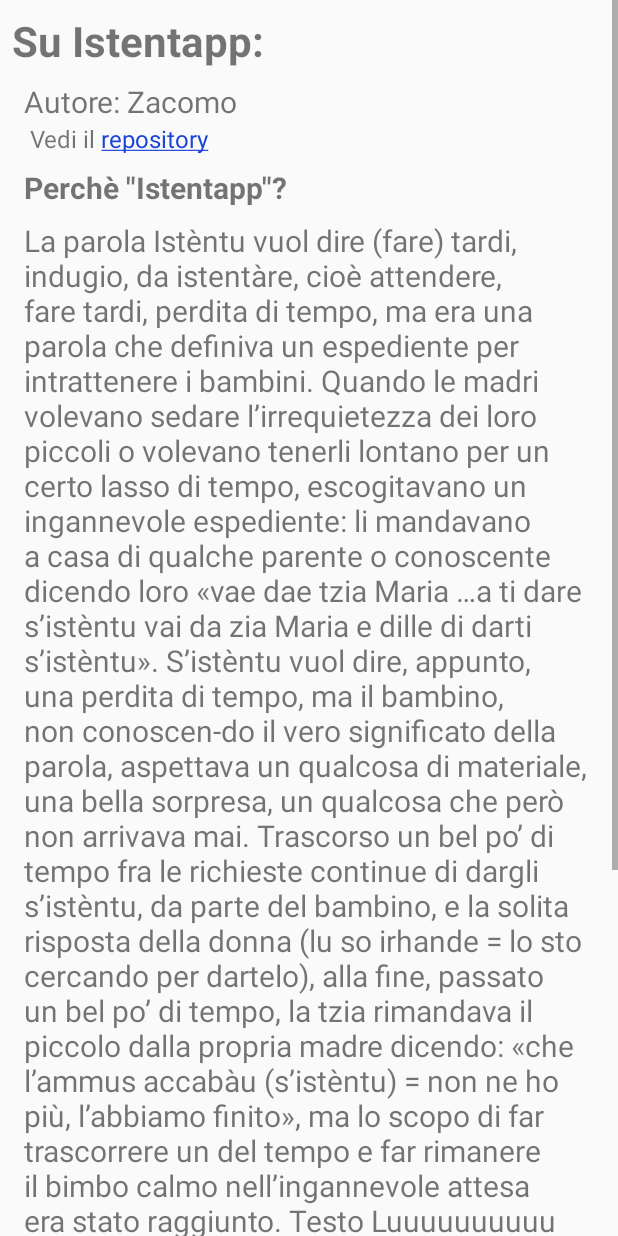
After one commit to Zacomo/Istentu, an Android app: the InfoActivity screen opened directly, with no data from a screen before it, on a phone screen of 412 x 824 dp. The commit adds this screen. Run offline under Robolectric (Android 15) with nearby library versions, the phone set to English and light mode, and no system bars.

Commit message:
Aggiunta sezione info con annessa activity.

```diff
--- a/app/src/main/AndroidManifest.xml
+++ b/app/src/main/AndroidManifest.xml
@@ -10,7 +10,8 @@
         android:roundIcon="@mipmap/ic_launcher_round"
         android:supportsRtl="true"
         android:theme="@style/AppTheme">
-        <activity android:name=".UsageGraphActivity"></activity>
+        <activity android:name=".InfoActivity"></activity>
+        <activity android:name=".UsageGraphActivity" />
         <activity
             android:name=".PostponeTaskActivity"
             android:excludeFromRecents="true"
--- /dev/null
+++ b/app/src/main/java/com/zacomo/istentu/InfoActivity.java
@@ -0,0 +1,21 @@
+package com.zacomo.istentu;
+
+import androidx.appcompat.app.AppCompatActivity;
+
+import android.os.Bundle;
+import android.text.method.LinkMovementMethod;
+import android.text.method.ScrollingMovementMethod;
+import android.widget.TextView;
+
+public class InfoActivity extends AppCompatActivity {
+
+    private TextView repository;
+
+    @Override
+    protected void onCreate(Bundle savedInstanceState) {
+        super.onCreate(savedInstanceState);
+        setContentView(R.layout.activity_info);
+        repository = findViewById(R.id.infoActivityRepository);
+        repository.setMovementMethod(LinkMovementMethod.getInstance());
+    }
+}
--- a/app/src/main/java/com/zacomo/istentu/MainActivity.java
+++ b/app/src/main/java/com/zacomo/istentu/MainActivity.java
@@ -300,6 +300,8 @@ public class MainActivity extends AppCompatActivity implements AddDialog.AddDial
             case R.id.usageGraph:
                 openUsageGraphActivity();
                 break;
+            case R.id.info:
+                openInfoActivity();
             default:
                 break;
         }
@@ -736,4 +738,10 @@ public class MainActivity extends AppCompatActivity implements AddDialog.AddDial
         Intent intent = new Intent(this, UsageGraphActivity.class);
         startActivity(intent);
    }
+
+   //Apre l'activity in cui vengono mostrate alcune informazioni sull'app
+    public void openInfoActivity(){
+        Intent intent = new Intent(this, InfoActivity.class);
+        startActivity(intent);
+    }
 }
--- /dev/null
+++ b/app/src/main/res/layout/activity_info.xml
@@ -0,0 +1,60 @@
+<ScrollView xmlns:android="http://schemas.android.com/apk/res/android"
+    android:layout_width="fill_parent"
+    android:layout_height="fill_parent">
+
+    <LinearLayout
+        android:layout_width="match_parent"
+        android:id="@+id/editRelativeLayout"
+        android:layout_height="wrap_content"
+        android:orientation="vertical" >
+
+        <TextView
+            android:id="@+id/infoActivityTitle"
+            android:layout_width="wrap_content"
+            android:layout_height="wrap_content"
+            android:text="@string/infoActivity_title"
+            android:textSize="28sp"
+            android:textStyle="bold"
+            android:textAppearance="@style/TextAppearance.AppCompat.Small"
+            android:padding="8dp"/>
+
+        <TextView
+            android:id="@+id/infoActivityAuthor"
+            android:layout_width="wrap_content"
+            android:layout_height="wrap_content"
+            android:text="@string/infoActivity_author"
+            android:layout_marginStart="16dp"
+            android:textSize="20sp"
+            android:textAppearance="@style/TextAppearance.AppCompat.Small"/>
+
+        <TextView
+            android:id="@+id/infoActivityRepository"
+            android:layout_width="wrap_content"
+            android:layout_height="wrap_content"
+            android:text="@string/infoActivity_repositoryLink"
+            android:layout_marginStart="16dp"
+            android:textSize="16sp"
+            android:textAppearance="@style/TextAppearance.AppCompat.Small"/>
+
+        <TextView
+            android:id="@+id/infoActivityMessageTitle"
+            android:layout_width="wrap_content"
+            android:layout_height="wrap_content"
+            android:text="@string/infoActivity_message_title"
+            android:layout_marginStart="16dp"
+            android:textSize="20sp"
+            android:textStyle="bold"
+            android:textAppearance="@style/TextAppearance.AppCompat.Small"
+            android:layout_marginTop="8dp"/>
+
+        <TextView
+            android:id="@+id/infoActivityMessage"
+            android:layout_width="match_parent"
+            android:layout_height="match_parent"
+            android:text="@string/infoActivity_message"
+            android:layout_marginTop="-8dp"
+            android:padding="16dp"
+            android:textSize="20sp"/>
+
+    </LinearLayout>
+</ScrollView>
--- a/app/src/main/res/menu/menu_item.xml
+++ b/app/src/main/res/menu/menu_item.xml
@@ -19,5 +19,8 @@
     <item
         android:id="@+id/usageGraph"
         android:title="Vedi statistiche"/>
+    <item
+        android:id="@+id/info"
+        android:title="Info"/>
 
 </menu>
--- a/app/src/main/res/values/strings.xml
+++ b/app/src/main/res/values/strings.xml
@@ -21,7 +21,7 @@
 
     <string-array name="chart_types">
         <item>Grafico priorità</item>
-        <item>Grafico stato task</item>
+        <item>Grafico stato attività</item>
     </string-array>
 
     <string name="drawerOpen">drawerOpen</string>
@@ -39,18 +39,18 @@
     <string name="addDialog_time_text">Scegli un\'ora</string>
     <string name="addDialog_descriptionActivity_hint">Inserisci una descrizione</string>
     <string name="sortDialog_sortBy_text">Ordina per:</string>
-    <string name="mainActivity_insertData_success">Task aggiunto!</string>
+    <string name="mainActivity_insertData_success">Attività aggiunta!</string>
     <string name="mainActivity_moreInfoDialog_title">Cosa vuoi fare con</string>
-    <string name="mainActivity_moreInfoDialog_ModifyTask">Modifica Task</string>
+    <string name="mainActivity_moreInfoDialog_ModifyTask">Modifica attività</string>
     <string name="mainActivity_moreInfoDialog_setAsRunning">Segna come \"in corso\"</string>
-    <string name="mainActivity_moreInfoDialog_setAsDone">Segna come \"completato\"</string>
+    <string name="mainActivity_moreInfoDialog_setAsDone">Segna come \"completata\"</string>
     <string name="mainActivity_moreInfoDialog_setAsWaiting">Segna come \"in attesa\"</string>
     <string name="cancel_text">Annulla</string>
     <string name="mainActivity_filterDialog_title">Filtra per classe</string>
     <string name="mainActivity_filterDialog_message">Scegli la classe da visualizzare</string>
-    <string name="mainActivity_filterDialog_notCompleted">Non completati</string>
-    <string name="mainActivity_filterDialog_completed">Completati</string>
-    <string name="mainActivity_filterDialog_all">Tutti</string>
+    <string name="mainActivity_filterDialog_notCompleted">Non completate</string>
+    <string name="mainActivity_filterDialog_completed">Completate</string>
+    <string name="mainActivity_filterDialog_all">Tutte</string>
     <string name="mainActivity_addClassDialog_title">Nuova classe</string>
     <string name="mainActivity_addClassDialog_message">Inserisci il nome di una nuova classe:</string>
     <string name="mainActivity_addClassDialog_classAlreadyExists">Classe già presente!</string>
@@ -58,4 +58,19 @@
     <string name="mainActivity_removeDialog_message">Scegli la classe da rimuovere:</string>
     <string name="mainActivity_notificationPreferencesDialog_title">Filtro notifiche per priorità</string>
     <string name="mainActivity_notificationPreferencesDialog_message">Scegli la priorità minima per ricevere una notifica</string>
+    <string name="infoActivity_message">La parola Istèntu vuol dire (fare) tardi, indugio, da istentàre, cioè attendere, fare tardi, perdita di tempo, ma era una parola che definiva un espediente per intrattenere i bambini.
+        Quando le madri volevano sedare l’irrequietezza dei loro piccoli o volevano tenerli lontano per un certo lasso di tempo, escogitavano un ingannevole espediente: li mandavano a casa di qualche parente o conoscente dicendo loro
+        «vae dae tzia Maria …a ti dare s’istèntu
+        vai da zia Maria e dille di darti s’istèntu».
+        S’istèntu vuol dire, appunto, una perdita di tempo, ma il bambino, non conoscen-do il vero significato della parola, aspettava un qualcosa di materiale, una bella sorpresa, un qualcosa che però non arrivava mai.
+        Trascorso un bel po’ di tempo fra le richieste continue di dargli s’istèntu, da parte del bambino, e la solita risposta della donna (lu so irhande = lo sto cercando per dartelo), alla fine, passato un bel po’ di tempo, la tzia rimandava il piccolo dalla propria madre dicendo: «che l’ammus accabàu (s’istèntu) = non ne ho più, l’abbiamo finito», ma lo scopo di far trascorrere un del tempo e far rimanere il bimbo calmo nell’ingannevole attesa era stato raggiunto.
+        Testo Luuuuuuuuuuuuuuuuuuuuuuuuuuuuuunghissimo e caraaaaaaaaaaaaaaaaaatteriiiiiiiiiiiiiiiiiiiiiiiiii a casssooooooooooooooooooooooooooooo
+        Testo Luuuuuuuuuuuuuuuuuuuuuuuuuuuuuunghissimo e caraaaaaaaaaaaaaaaaaatteriiiiiiiiiiiiiiiiiiiiiiiiii a casssooooooooooooooooooooooooooooo
+        Testo Luuuuuuuuuuuuuuuuuuuuuuuuuuuuuunghissimo e caraaaaaaaaaaaaaaaaaatteriiiiiiiiiiiiiiiiiiiiiiiiii a casssooooooooooooooooooooooooooooo
+    </string>
+    <string name="infoActivity_title">Su Istentapp:</string>
+    <string name="infoActivity_repositoryLink"> Vedi il <a href = "https://github.com/Zacomo/Istentu">repository</a></string>
+    <string name="infoActivity_message_title">Perchè \"Istentapp\"?</string>
+    <string name="infoActivity_author">Autore: Zacomo</string>
+
 </resources>
```
